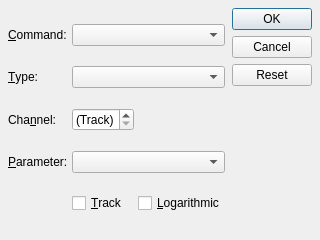
Old version of the form src/qmidictlMidiControlForm.ui in the repository rncbc/qmidictl.
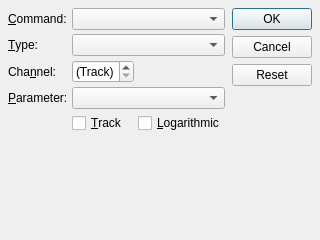
New version of the form. Icons and pictures are not drawn.

Commit message: - [androidx] Options dialog combo-boxes width and height fixing.

The edit to the form file:
```diff
--- a/src/qmidictlMidiControlForm.ui
+++ b/src/qmidictlMidiControlForm.ui
@@ -129,7 +129,20 @@
        </property>
       </widget>
      </item>
-   </layout>
+     <item row="5" column="0" colspan="3">
+      <spacer>
+       <property name="orientation">
+        <enum>Qt::Vertical</enum>
+       </property>
+       <property name="sizeHint" stdset="0">
+        <size>
+         <width>20</width>
+         <height>8</height>
+        </size>
+       </property>
+      </spacer>
+     </item>
+    </layout>
    </item>
    <item>
     <spacer>
```
The commit also changes 2 other files.
